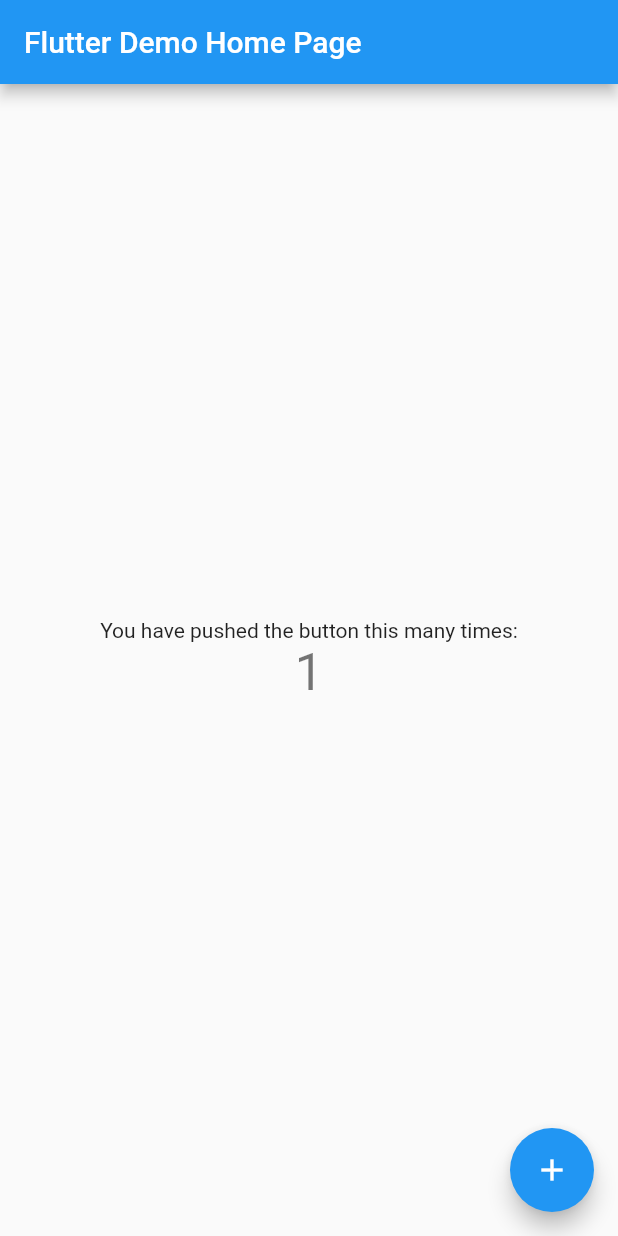
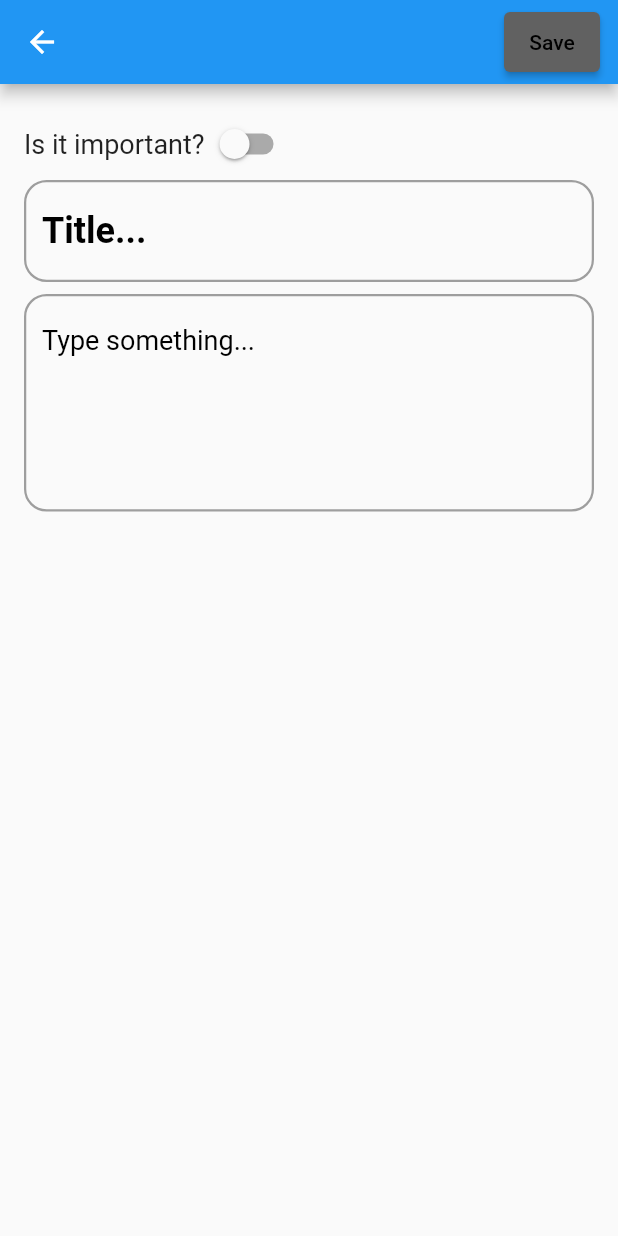
Before and after one commit to prossion/Flutter_ToDo, a Flutter app: the screen it shows after launch, after a tap on the "add" icon, on a phone screen of 412 x 824 dp. Run offline on Flutter 3.47's test engine with Material 2 defaults, Android fonts, the phone set to English and light mode, and no system bars; our stand-ins replace sqflite; accounts and stored records are empty.

Commit message:
add project

```diff
--- /dev/null
+++ b/flutter_todo/lib/db/tasks_database.dart
@@ -0,0 +1,101 @@
+import 'package:flutter_todo/model/task_model.dart';
+import 'package:path/path.dart';
+import 'package:sqflite/sqflite.dart';
+
+class TasksDatabase {
+  static final TasksDatabase instance = TasksDatabase._init();
+
+  static Database? _database;
+
+  TasksDatabase._init();
+
+  Future<Database> get database async {
+    if (_database != null) return _database!;
+
+    _database = await _initDB('tasks.db');
+    return _database!;
+  }
+
+  Future<Database> _initDB(String filepath) async {
+    final dbPath = await getDatabasesPath();
+    final path = join(dbPath, filepath);
+
+    return await openDatabase(path, version: 1, onCreate: _createDB);
+  }
+
+  Future _createDB(Database db, int version) async {
+    const idType = 'INTEGER PRIMARY KEY AUTOINCREMENT';
+    const textType = 'TEXT NOT NULL';
+    const boolType = 'BOOLEAN NOT NULL';
+    const integerType = 'INTEGER NOT NULL';
+
+    await db.execute('''
+CREATE TABLE $tableTasks (
+  ${NoteTasks.id} $idType,
+  ${NoteTasks.isImportant} $boolType,
+  ${NoteTasks.number} $integerType,
+  ${NoteTasks.title} $textType,
+  ${NoteTasks.description} $textType,
+  ${NoteTasks.time} $textType
+)
+''');
+  }
+
+  Future<TaskModel> create(TaskModel task) async {
+    final db = await instance.database;
+
+    final id = await db.insert(tableTasks, task.toJson());
+    return task.copy(id: id);
+  }
+
+  Future<TaskModel> readTask(int id) async {
+    final db = await instance.database;
+
+    final maps = await db.query(
+      tableTasks,
+      where: '${NoteTasks.id} = ?',
+      whereArgs: [id],
+    );
+
+    if (maps.isNotEmpty) {
+      return TaskModel.fromJson(maps.first);
+    } else {
+      throw Exception('ID $id is not found');
+    }
+  }
+
+  Future<List<TaskModel>> readAllTasks() async {
+    final db = await instance.database;
+
+    final result = await db.query(tableTasks);
+
+    return result.map((json) => TaskModel.fromJson(json)).toList();
+  }
+
+  Future<int> updateTask(TaskModel task) async {
+    final db = await instance.database;
+
+    return db.update(
+      tableTasks,
+      task.toJson(),
+      where: '${NoteTasks.id} = ?',
+      whereArgs: [task.id],
+    );
+  }
+
+  Future<int> deleteTask(int id) async {
+    final db = await instance.database;
+
+    return db.delete(
+      tableTasks,
+      where: '${NoteTasks.id} = ?',
+      whereArgs: [id],
+    );
+  }
+
+  Future close() async {
+    final db = await instance.database;
+
+    db.close();
+  }
+}
--- a/flutter_todo/lib/main.dart
+++ b/flutter_todo/lib/main.dart
@@ -1,4 +1,6 @@
+// ignore: depend_on_referenced_packages
 import 'package:flutter/material.dart';
+import 'package:flutter_todo/screens/home_screen.dart';
 
 void main() {
   runApp(const MyApp());
@@ -13,103 +15,9 @@ class MyApp extends StatelessWidget {
     return MaterialApp(
       title: 'Flutter Demo',
       theme: ThemeData(
-        // This is the theme of your application.
-        //
-        // Try running your application with "flutter run". You'll see the
-        // application has a blue toolbar. Then, without quitting the app, try
-        // changing the primarySwatch below to Colors.green and then invoke
-        // "hot reload" (press "r" in the console where you ran "flutter run",
-        // or simply save your changes to "hot reload" in a Flutter IDE).
-        // Notice that the counter didn't reset back to zero; the application
-        // is not restarted.
         primarySwatch: Colors.blue,
       ),
-      home: const MyHomePage(title: 'Flutter Demo Home Page'),
+      home: const HomeScreen(),
     );
   }
 }
-
-class MyHomePage extends StatefulWidget {
-  const MyHomePage({Key? key, required this.title}) : super(key: key);
-
-  // This widget is the home page of your application. It is stateful, meaning
-  // that it has a State object (defined below) that contains fields that affect
-  // how it looks.
-
-  // This class is the configuration for the state. It holds the values (in this
-  // case the title) provided by the parent (in this case the App widget) and
-  // used by the build method of the State. Fields in a Widget subclass are
-  // always marked "final".
-
-  final String title;
-
-  @override
-  State<MyHomePage> createState() => _MyHomePageState();
-}
-
-class _MyHomePageState extends State<MyHomePage> {
-  int _counter = 0;
-
-  void _incrementCounter() {
-    setState(() {
-      // This call to setState tells the Flutter framework that something has
-      // changed in this State, which causes it to rerun the build method below
-      // so that the display can reflect the updated values. If we changed
-      // _counter without calling setState(), then the build method would not be
-      // called again, and so nothing would appear to happen.
-      _counter++;
-    });
-  }
-
-  @override
-  Widget build(BuildContext context) {
-    // This method is rerun every time setState is called, for instance as done
-    // by the _incrementCounter method above.
-    //
-    // The Flutter framework has been optimized to make rerunning build methods
-    // fast, so that you can just rebuild anything that needs updating rather
-    // than having to individually change instances of widgets.
-    return Scaffold(
-      appBar: AppBar(
-        // Here we take the value from the MyHomePage object that was created by
-        // the App.build method, and use it to set our appbar title.
-        title: Text(widget.title),
-      ),
-      body: Center(
-        // Center is a layout widget. It takes a single child and positions it
-        // in the middle of the parent.
-        child: Column(
-          // Column is also a layout widget. It takes a list of children and
-          // arranges them vertically. By default, it sizes itself to fit its
-          // children horizontally, and tries to be as tall as its parent.
-          //
-          // Invoke "debug painting" (press "p" in the console, choose the
-          // "Toggle Debug Paint" action from the Flutter Inspector in Android
-          // Studio, or the "Toggle Debug Paint" command in Visual Studio Code)
-          // to see the wireframe for each widget.
-          //
-          // Column has various properties to control how it sizes itself and
-          // how it positions its children. Here we use mainAxisAlignment to
-          // center the children vertically; the main axis here is the vertical
-          // axis because Columns are vertical (the cross axis would be
-          // horizontal).
-          mainAxisAlignment: MainAxisAlignment.center,
-          children: <Widget>[
-            const Text(
-              'You have pushed the button this many times:',
-            ),
-            Text(
-              '$_counter',
-              style: Theme.of(context).textTheme.headline4,
-            ),
-          ],
-        ),
-      ),
-      floatingActionButton: FloatingActionButton(
-        onPressed: _incrementCounter,
-        tooltip: 'Increment',
-        child: const Icon(Icons.add),
-      ), // This trailing comma makes auto-formatting nicer for build methods.
-    );
-  }
-}
--- /dev/null
+++ b/flutter_todo/lib/model/task_model.dart
@@ -0,0 +1,72 @@
+const String tableTasks = 'task';
+
+class NoteTasks {
+  static final List<String> values = [
+    id,
+    isImportant,
+    number,
+    title,
+    description,
+    time
+  ];
+
+  static const String id = '_id';
+  static const String isImportant = 'isImportant';
+  static const String number = 'number';
+  static const String title = 'title';
+  static const String description = 'description';
+  static const String time = 'time';
+}
+
+class TaskModel {
+  final int? id;
+  final bool isImportant;
+  final int number;
+  final String title;
+  final String description;
+  final DateTime createdTime;
+
+  TaskModel({
+    this.id,
+    required this.isImportant,
+    required this.number,
+    required this.title,
+    required this.description,
+    required this.createdTime,
+  });
+
+  TaskModel copy({
+    int? id,
+    bool? isImportant,
+    int? number,
+    String? title,
+    String? description,
+    DateTime? createdTime,
+  }) =>
+      TaskModel(
+        id: id ?? this.id,
+        isImportant: isImportant ?? this.isImportant,
+        number: number ?? this.number,
+        title: title ?? this.title,
+        description: description ?? this.description,
+        createdTime: createdTime ?? this.createdTime,
+      );
+
+  static TaskModel fromJson(Map<String, Object?> json) => TaskModel(
+        id: json[NoteTasks.id] as int?,
+        isImportant: json[NoteTasks.isImportant] == 1,
+        number: json[NoteTasks.number] as int,
+        title: json[NoteTasks.title] as String,
+        description: json[NoteTasks.description] as String,
+        createdTime: DateTime.parse(json[NoteTasks.time] as String),
+      );
+
+  Map<String, Object?> toJson() => {
+        NoteTasks.id: id,
+        NoteTasks.isImportant: isImportant ? 1 : 0,
+        NoteTasks.number: number,
+        NoteTasks.title: title,
+        NoteTasks.description: description,
+        NoteTasks.time: createdTime.toIso8601String(),
+      };
+}
--- /dev/null
+++ b/flutter_todo/lib/screens/add_edit_task_page.dart
@@ -0,0 +1,109 @@
+// ignore: depend_on_referenced_packages
+import 'package:flutter/material.dart';
+import 'package:flutter_todo/db/tasks_database.dart';
+import 'package:flutter_todo/model/task_model.dart';
+import 'package:flutter_todo/widgets/task_form_widget.dart';
+
+class AddEditTaskPage extends StatefulWidget {
+  final TaskModel? task;
+  const AddEditTaskPage({Key? key, this.task}) : super(key: key);
+
+  @override
+  State<AddEditTaskPage> createState() => _AddEditTaskPageState();
+}
+
+class _AddEditTaskPageState extends State<AddEditTaskPage> {
+  final _formKey = GlobalKey<FormState>();
+  late bool isImportant;
+  late int number;
+  late String title;
+  late String description;
+
+  @override
+  void initState() {
+    super.initState();
+
+    isImportant = widget.task?.isImportant ?? false;
+    number = widget.task?.number ?? 0;
+    title = widget.task?.title ?? '';
+    description = widget.task?.description ?? '';
+  }
+
+  @override
+  Widget build(BuildContext context) {
+    return Scaffold(
+      appBar: AppBar(
+        actions: [buildButton()],
+      ),
+      body: Form(
+        key: _formKey,
+        child: TaskFormWidget(
+          isImportant: isImportant,
+          number: number,
+          title: title,
+          description: description,
+          onChangedImportant: (isImportant) =>
+              setState(() => this.isImportant = isImportant),
+          onChangedTitle: (title) => setState(() => this.title = title),
+          onChangedDescription: (description) =>
+              setState(() => this.description = description),
+        ),
+      ),
+    );
+  }
+
+  Widget buildButton() {
+    final isFormValid = title.isNotEmpty && description.isNotEmpty;
+
+    return Padding(
+      padding: const EdgeInsets.symmetric(vertical: 8, horizontal: 12),
+      child: ElevatedButton(
+        style: ElevatedButton.styleFrom(
+          onPrimary: Colors.black,
+          primary: isFormValid ? null : Colors.grey.shade700,
+        ),
+        onPressed: addOrUpdateNote,
+        child: const Text('Save'),
+      ),
+    );
+  }
+
+  void addOrUpdateNote() async {
+    final isValid = _formKey.currentState!.validate();
+
+    if (isValid) {
+      final isUpdating = widget.task != null;
+
+      if (isUpdating) {
+        await updateNote();
+      } else {
+        await addNote();
+      }
+
+      Navigator.of(context).pop();
+    }
+  }
+
+  Future updateNote() async {
+    final note = widget.task!.copy(
+      isImportant: isImportant,
+      number: number,
+      title: title,
+      description: description,
+    );
+
+    await TasksDatabase.instance.updateTask(note);
+  }
+
+  Future addNote() async {
+    final note = TaskModel(
+      title: title,
+      isImportant: true,
+      number: number,
+      description: description,
+      createdTime: DateTime.now(),
+    );
+
+    await TasksDatabase.instance.create(note);
+  }
+}
--- /dev/null
+++ b/flutter_todo/lib/screens/home_screen.dart
@@ -0,0 +1,90 @@
+// ignore: depend_on_referenced_packages
+import 'package:flutter/material.dart';
+import 'package:flutter_todo/db/tasks_database.dart';
+import 'package:flutter_todo/model/task_model.dart';
+import 'package:flutter_todo/screens/add_edit_task_page.dart';
+import 'package:flutter_todo/screens/task_detail_page.dart';
+import 'package:flutter_todo/widgets/task_card_widget.dart';
+
+class HomeScreen extends StatefulWidget {
+  const HomeScreen({Key? key}) : super(key: key);
+
+  @override
+  State<HomeScreen> createState() => _HomeScreenState();
+}
+
+class _HomeScreenState extends State<HomeScreen> {
+  late List<TaskModel> tasks;
+  bool isLoading = false;
+
+  @override
+  void initState() {
+    super.initState();
+
+    refreshTasks();
+  }
+
+  @override
+  void dispose() {
+    TasksDatabase.instance.close();
+    super.dispose();
+  }
+
+  void refreshTasks() async {
+    setState(() => isLoading = true);
+
+    tasks = await TasksDatabase.instance.readAllTasks();
+
+    setState(() => isLoading = false);
+  }
+
+  @override
+  Widget build(BuildContext context) {
+    return Scaffold(
+      appBar: AppBar(
+        title: const Text('ToDo', style: TextStyle(fontSize: 24)),
+        // actions: const [Icon(Icons.search), SizedBox(width: 12)],
+      ),
+      body: Center(
+        child: isLoading
+            ? const CircularProgressIndicator()
+            : tasks.isEmpty
+                ? const Text(
+                    'No Tasks',
+                    style: TextStyle(color: Colors.white, fontSize: 24),
+                  )
+                : ListView.builder(
+                    itemBuilder: (context, index) {
+                      final task = tasks[index];
+
+                      return GestureDetector(
+                        onTap: () async {
+                          await Navigator.of(context).push(
+                            MaterialPageRoute(
+                              builder: (context) =>
+                                  TaskDetailPage(taskId: task.id!),
+                            ),
+                          );
+                          refreshTasks();
+                        },
+                        child: TaskCardWidget(
+                          task: task,
+                          index: index,
+                        ),
+                      );
+                    },
+                    itemCount: tasks.length,
+                  ),
+      ),
+      floatingActionButton: FloatingActionButton(
+          backgroundColor: Colors.black,
+          child: const Icon(Icons.add),
+          onPressed: () async {
+            await Navigator.of(context).push(
+              MaterialPageRoute(builder: (context) => const AddEditTaskPage()),
+            );
+            refreshTasks();
+          }),
+    );
+  }
+}
--- /dev/null
+++ b/flutter_todo/lib/widgets/task_form_widget.dart
@@ -0,0 +1,105 @@
+// ignore: depend_on_referenced_packages
+import 'package:flutter/material.dart';
+
+class TaskFormWidget extends StatelessWidget {
+  final bool? isImportant;
+  final int? number;
+  final String? title;
+  final String? description;
+  final ValueChanged<bool> onChangedImportant;
+  final ValueChanged<String> onChangedTitle;
+  final ValueChanged<String> onChangedDescription;
+  const TaskFormWidget(
+      {Key? key,
+      this.isImportant = false,
+      this.number = 0,
+      this.title = '',
+      this.description = '',
+      required this.onChangedImportant,
+      required this.onChangedTitle,
+      required this.onChangedDescription})
+      : super(key: key);
+
+  @override
+  Widget build(BuildContext context) {
+    return SingleChildScrollView(
+      child: Padding(
+        padding: const EdgeInsets.all(16),
+        child: Column(
+          mainAxisSize: MainAxisSize.min,
+          children: [
+            Row(
+              children: [
+                const Text('Is it important?', style: TextStyle(fontSize: 18)),
+                Switch(
+                  value: isImportant ?? false,
+                  onChanged: onChangedImportant,
+                ),
+              ],
+            ),
+            TextFormField(
+              maxLines: 1,
+              initialValue: title,
+              style: const TextStyle(
+                color: Colors.black,
+                fontWeight: FontWeight.bold,
+                fontSize: 24,
+              ),
+              decoration: InputDecoration(
+                hintText: 'Title...',
+                hintStyle: const TextStyle(color: Colors.black),
+                border: OutlineInputBorder(
+                  borderRadius: BorderRadius.circular(15),
+                  borderSide: const BorderSide(color: Colors.grey, width: 2),
+                ),
+                enabledBorder: OutlineInputBorder(
+                  borderRadius: BorderRadius.circular(15),
+                  borderSide: const BorderSide(color: Colors.grey, width: 1.5),
+                ),
+                focusedBorder: OutlineInputBorder(
+                  gapPadding: 0.0,
+                  borderRadius: BorderRadius.circular(15),
+                  borderSide: const BorderSide(color: Colors.blue, width: 1.5),
+                ),
+              ),
+              validator: (title) => title != null && title.isEmpty
+                  ? 'The title cannot be empty'
+                  : null,
+              onChanged: onChangedTitle,
+            ),
+            const SizedBox(height: 8),
+            TextFormField(
+              maxLines: 5,
+              initialValue: description,
+              style: const TextStyle(color: Colors.black, fontSize: 18),
+              decoration: InputDecoration(
+                border: OutlineInputBorder(
+                  borderRadius: BorderRadius.circular(15),
+                  borderSide: const BorderSide(color: Colors.grey, width: 2),
+                ),
+                enabledBorder: OutlineInputBorder(
+                  borderRadius: BorderRadius.circular(15),
+                  borderSide: const BorderSide(color: Colors.grey, width: 1.5),
+                ),
+                focusedBorder: OutlineInputBorder(
+                  gapPadding: 0.0,
+                  borderRadius: BorderRadius.circular(15),
+                  borderSide: const BorderSide(color: Colors.blue, width: 1.5),
+                ),
+                fillColor: Colors.black,
+                focusColor: Colors.grey,
+                hintText: 'Type something...',
+                hintStyle: TextStyle(color: Colors.black),
+              ),
+              validator: (title) => title != null && title.isEmpty
+                  ? 'The description cannot be empty'
+                  : null,
+              onChanged: onChangedDescription,
+            ),
+            const SizedBox(height: 16),
+          ],
+        ),
+      ),
+    );
+  }
+}
--- a/flutter_todo/pubspec.yaml
+++ b/flutter_todo/pubspec.yaml
@@ -27,13 +27,15 @@ environment:
 # the latest version available on pub.dev. To see which dependencies have newer
 # versions available, run `flutter pub outdated`.
 dependencies:
-  flutter:
-    sdk: flutter
+
 
 
   # The following adds the Cupertino Icons font to your application.
   # Use with the CupertinoIcons class for iOS style icons.
   cupertino_icons: ^1.0.2
+  sqflite: ^2.0.2+1
+  path: ^1.8.1
+  intl: ^0.17.0
 
 dev_dependencies:
   flutter_test:
```
Also changed, not shown: flutter_todo/lib/screens/task_detail_page.dart (added, +97 -0 lines), flutter_todo/lib/widgets/task_card_widget.dart (added, +42 -0 lines), flutter_todo/pubspec.lock, 2 other files.
